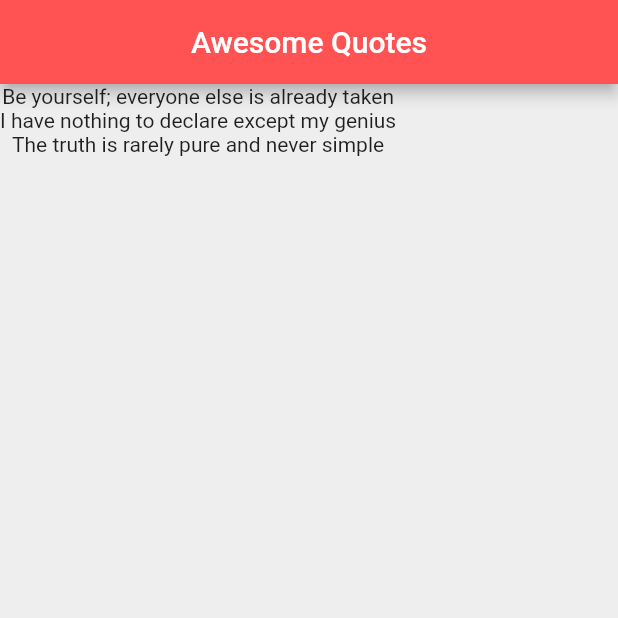
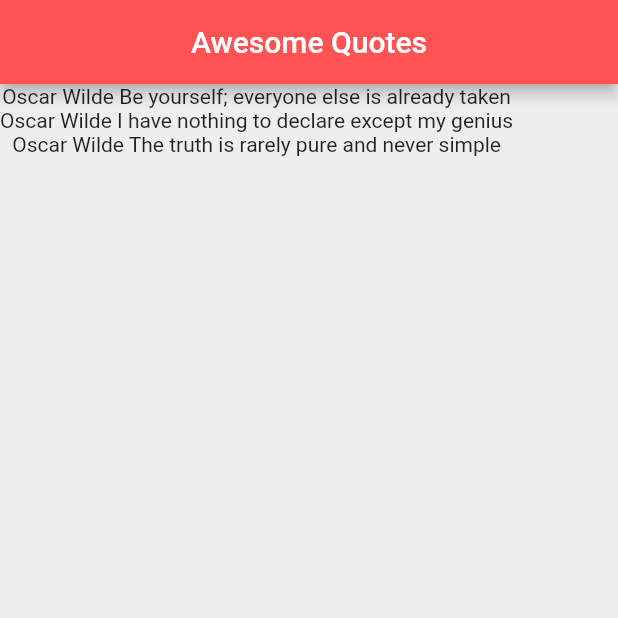
Before and after one commit to GrzegorzBanaszak/flutter_tut, a Flutter app: the screen it shows after launch, on a phone screen of 412 x 824 dp, the top half of it. Run offline on Flutter 3.47's test engine with Material 2 defaults, Android fonts, the phone set to English and light mode, and no system bars.

Commit message:
Custom class

```diff
--- a/lib/main.dart
+++ b/lib/main.dart
@@ -1,4 +1,5 @@
 import 'package:flutter/material.dart';
+import "./quote.dart";
 
 void main() {
   runApp(const MaterialApp(
@@ -15,10 +16,16 @@ class QuoteList extends StatefulWidget {
 }
 
 class _QuoteListState extends State<QuoteList> {
-  List<String> quotes = [
-    'Be yourself; everyone else is already taken',
-    'I have nothing to declare except my genius',
-    'The truth is rarely pure and never simple'
+  List<Quote> quotes = [
+    Quote(
+        author: 'Oscar Wilde',
+        text: 'Be yourself; everyone else is already taken'),
+    Quote(
+        author: 'Oscar Wilde',
+        text: 'I have nothing to declare except my genius'),
+    Quote(
+        author: 'Oscar Wilde',
+        text: 'The truth is rarely pure and never simple')
   ];
 
   @override
@@ -31,7 +38,7 @@ class _QuoteListState extends State<QuoteList> {
         backgroundColor: Colors.redAccent,
       ),
       body: Column(
-        children: quotes.map((e) => Text(e)).toList(),
+        children: quotes.map((e) => Text('${e.author} ${e.text}')).toList(),
       ),
     );
   }
--- /dev/null
+++ b/lib/quote.dart
@@ -0,0 +1,6 @@
+class Quote {
+  String text;
+  String author;
+
+  Quote({required this.text, required this.author});
+}
```
